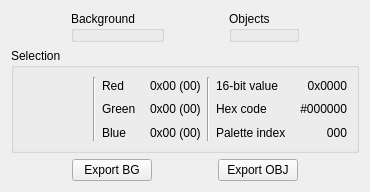
Old version of the form Libretro/mgba/src/platform/qt/PaletteView.ui in the repository kiddreads/Avalon-copy2.
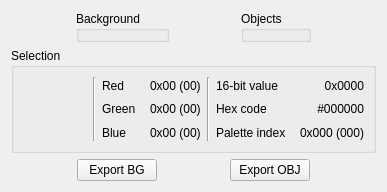
New version of the form. Custom widgets are drawn as their Qt base class.

Commit message: Qt: Add hex index to palette view

Patch:
```diff
--- a/Libretro/mgba/src/platform/qt/PaletteView.ui
+++ b/Libretro/mgba/src/platform/qt/PaletteView.ui
@@ -6,7 +6,7 @@
    <rect>
     <x>0</x>
     <y>0</y>
-    <width>443</width>
+    <width>500</width>
     <height>397</height>
    </rect>
   </property>
@@ -289,7 +289,7 @@
         <item>
          <widget class="QLabel" name="index">
           <property name="text">
-           <string>000</string>
+           <string>0x000 (000)</string>
           </property>
           <property name="alignment">
            <set>Qt::AlignRight|Qt::AlignTrailing|Qt::AlignVCenter</set>
```
The commit also changes 2 other files.
